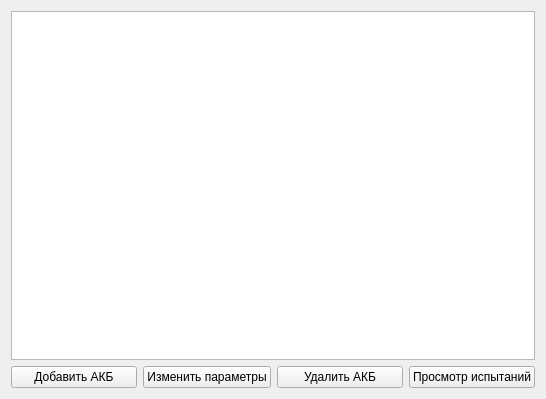
Before: the Qt Designer form ui/batteries.ui in mikhailmishurinskikh/parametrizator, drawn with Qt 5.
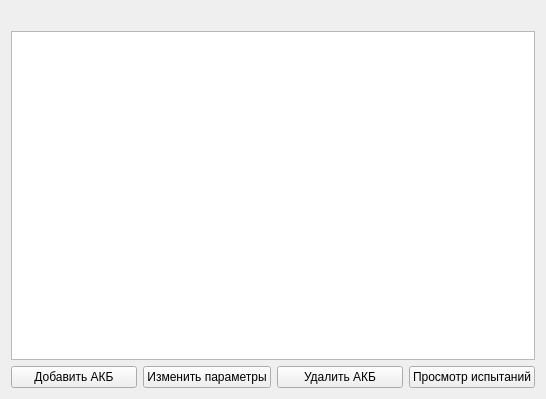
After: the same form once the commit is applied.

```diff
--- a/ui/batteries.ui
+++ b/ui/batteries.ui
@@ -13,7 +13,18 @@
   <property name="windowTitle">
    <string>Form</string>
   </property>
-  <layout class="QVBoxLayout" name="verticalLayout" stretch="10,1">
+  <layout class="QVBoxLayout" name="verticalLayout" stretch="0,10,1">
+   <item>
+    <layout class="QHBoxLayout" name="horizontalLayout">
+     <item>
+      <widget class="QLabel" name="countLabel">
+       <property name="text">
+        <string/>
+       </property>
+      </widget>
+     </item>
+    </layout>
+   </item>
    <item>
     <widget class="QTableView" name="tableView">
      <property name="sortingEnabled">
```
